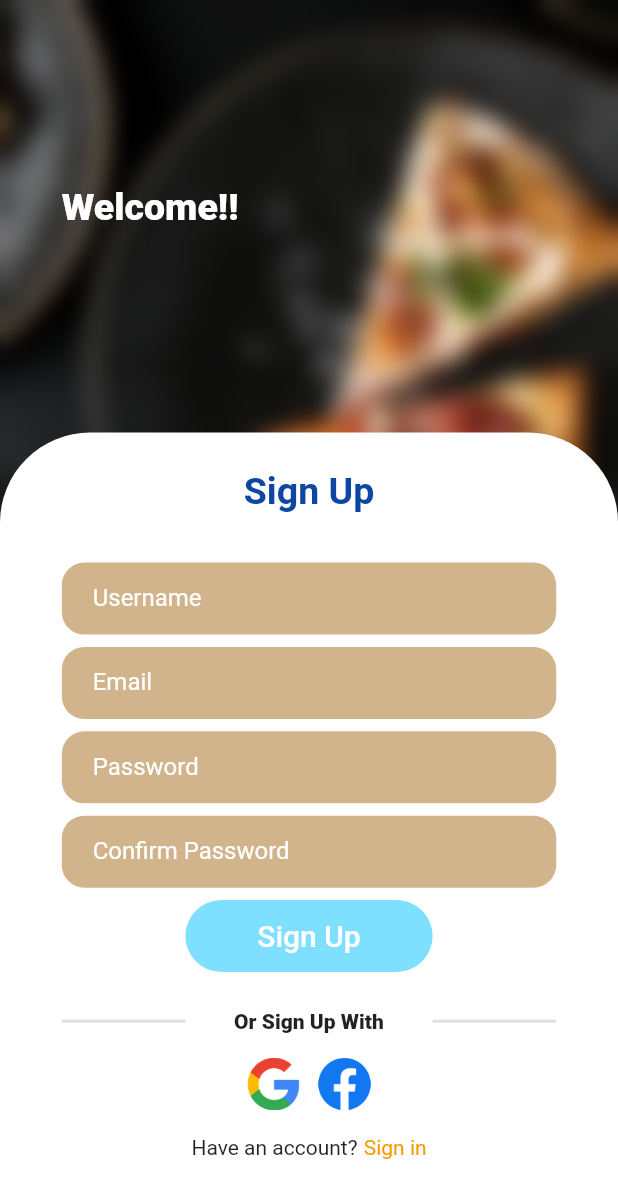
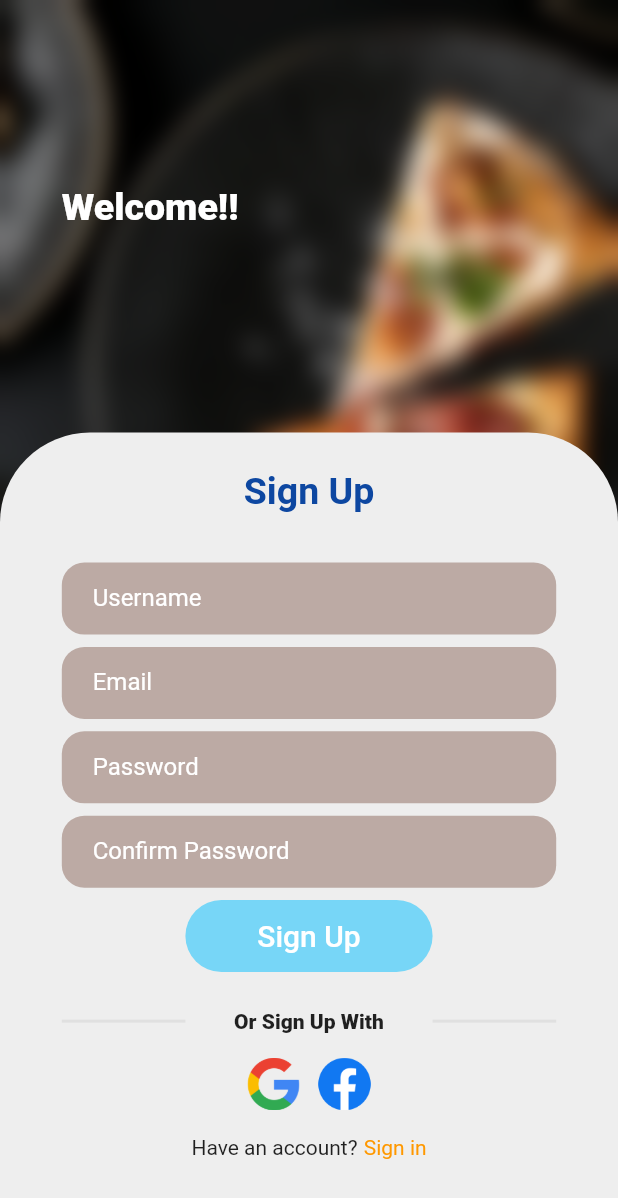
Before and after one commit to Olaoluwa1995/news-app, a Flutter app: the screen it shows after launch, on a phone screen of 412 x 824 dp. Shown: the top 1198 px of the screen. Run offline on Flutter 3.47's test engine with Material 2 defaults, Android fonts, the phone set to English and light mode, and no system bars.

Commit message:
Modified custom widgets

```diff
--- a/lib/constants/app-colors.dart
+++ b/lib/constants/app-colors.dart
@@ -2,7 +2,7 @@ import 'package:flutter/material.dart';
 
 /// App Colors Class - Resource class for storing app level color constants
 class AppColors {
-  static const Color BACKGROUND_COLOR = Color(0xFFE5E5E5);
+  // static const Color BACKGROUND_COLOR = Color(0xFFE5E5E5);
   static const Color backgroundColor = Color(0xFFEEEEEE);
-  static const Color primaryColor = Color(0xFF59BCD0);
+  static Color primaryColor = Colors.blue.shade900;
 }
--- a/lib/constants/app-input.dart
+++ b/lib/constants/app-input.dart
@@ -3,8 +3,8 @@ import 'package:flutter/material.dart';
 import 'app-colors.dart';
 
 class AppInput {
-  static const focusedBorder = OutlineInputBorder(
-    borderRadius: const BorderRadius.all(
+  static final focusedBorder = OutlineInputBorder(
+    borderRadius: BorderRadius.all(
       Radius.circular(15),
     ),
     borderSide: BorderSide(
--- a/lib/constants/app-routes.dart
+++ b/lib/constants/app-routes.dart
@@ -1,15 +1,17 @@
 import 'package:flutter/material.dart';
+import 'package:news_app/views/signin.dart';
 import 'package:news_app/views/signup.dart';
 
 class Routes {
   static const SIGN_UP_SCREEN_ROUTE = '/';
-  static const SIGN_IN_SCREEN_ROUTE = '/home';
-  static const NEWS_SCREEN_ROUTE = '/chat';
-  static const FAVORITE_SCREEN_ROUTE = '/sign-up';
+  static const SIGN_IN_SCREEN_ROUTE = '/sign-in';
+  static const NEWS_SCREEN_ROUTE = '/news';
+  // static const FAVORITE_SCREEN_ROUTE = '/favorite';
 
   static Map<String, WidgetBuilder> routes() {
     return <String, WidgetBuilder>{
       SIGN_UP_SCREEN_ROUTE: (context) => SignUpScreen(),
+      SIGN_IN_SCREEN_ROUTE: (context) => SignInScreen(),
     };
   }
 }
--- a/lib/constants/widgets/custom-input.dart
+++ b/lib/constants/widgets/custom-input.dart
@@ -30,7 +30,7 @@ class CustomInput extends StatelessWidget {
               Radius.circular(15),
             ),
             child: TextFormField(
-              cursorColor: Colors.white,
+              cursorColor: Colors.black,
               obscureText: obsecure,
               decoration: InputDecoration(
                 contentPadding: EdgeInsets.only(
@@ -39,7 +39,7 @@ class CustomInput extends StatelessWidget {
                 errorMaxLines: 1,
                 hintText: hint,
                 hintStyle: TextStyle(
-                    color: Colors.white, fontSize: 12),
+                    color: Colors.black54, fontSize: 12),
                 errorBorder: AppInput.errorBorder,
                 errorStyle: AppInput.errorStyle,
                 counterText: '',
@@ -49,7 +49,7 @@ class CustomInput extends StatelessWidget {
                 ),
                 focusedErrorBorder: AppInput.focusedBorder,
                 filled: true,
-                fillColor: Color(0xFFD2B48C),
+                fillColor: Colors.brown.shade200,
                 focusedBorder: AppInput.focusedBorder,
                 border: AppInput.border,
               ),
--- a/lib/views/widgets/auth_layout.dart
+++ b/lib/views/widgets/auth_layout.dart
@@ -1,6 +1,8 @@
 import 'dart:ui';
 
 import 'package:flutter/material.dart';
+import 'package:news_app/constants/app-colors.dart';
+import 'package:news_app/views/widgets/line.dart';
 
 class AuthLayout extends StatelessWidget {
   AuthLayout({
@@ -20,6 +22,7 @@ class AuthLayout extends StatelessWidget {
   Widget build(BuildContext context) {
     final size = MediaQuery.of(context).size;
     return Scaffold(
+      resizeToAvoidBottomInset: false,
       body: Container(
         height: size.height,
         width: size.width,
@@ -49,12 +52,13 @@ class AuthLayout extends StatelessWidget {
                   height: size.height * 0.65,
                   width: size.width,
                   decoration: BoxDecoration(
-                    color: Colors.white,
+                    color: AppColors.backgroundColor,
                     borderRadius: BorderRadius.only(topLeft: Radius.circular(60), topRight: Radius.circular(60))
                   ),
                   child: SingleChildScrollView(
                     // physics: NeverScrollableScrollPhysics(),
                     child: Column(
+                      mainAxisAlignment: MainAxisAlignment.end,
                       children: [
                         Padding(
                           padding: EdgeInsets.symmetric(vertical: size.height * 0.03),
@@ -115,19 +119,3 @@ class AuthLayout extends StatelessWidget {
     );
   }
 }
-
-class Line extends StatelessWidget {
-  const Line({
-    Key? key,
-  }) : super(key: key);
-
-  @override
-  Widget build(BuildContext context) {
-    final size = MediaQuery.of(context).size;
-    return Container(
-      height: 2,
-      width: size.width * 0.2,
-      color: Colors.grey.shade300
-    );
-  }
-}
```
